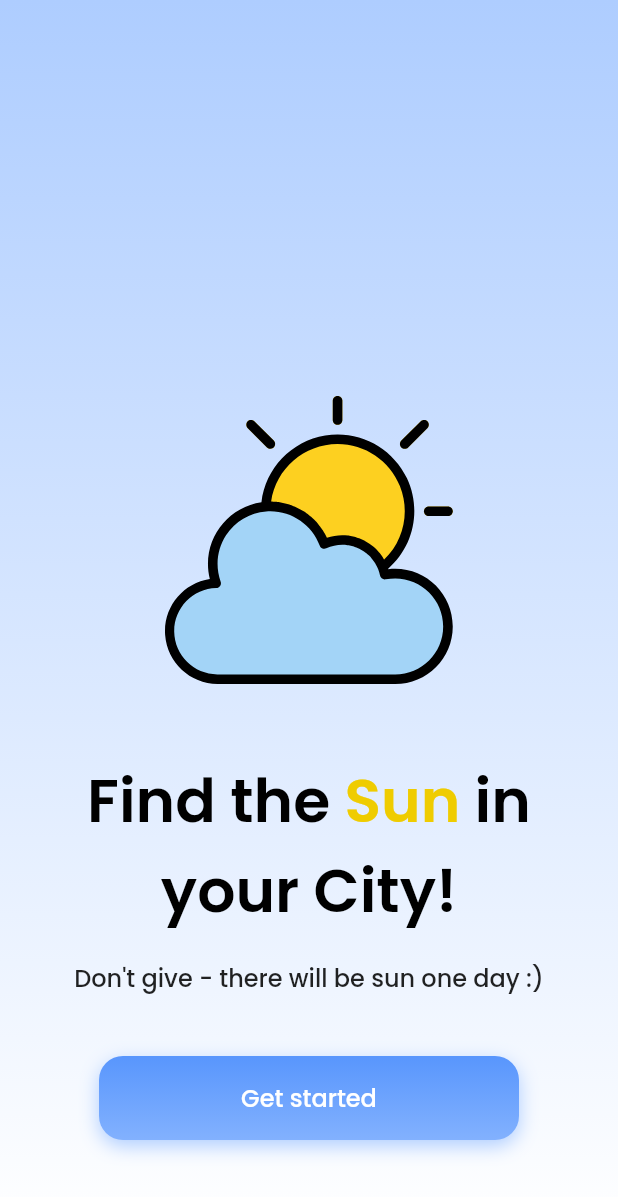
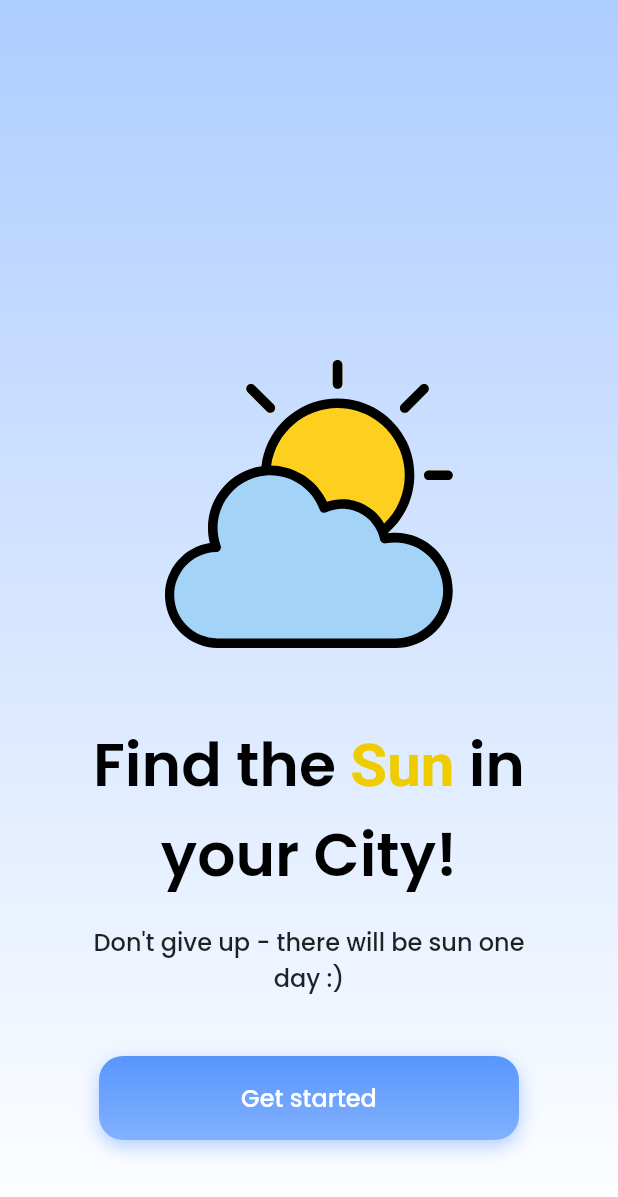
Before and after one commit to SergeyPinkevich/outside, a Flutter app: the screen it shows after launch, on a phone screen of 412 x 824 dp. Shown: the top 1197 px of the screen. Run offline on Flutter 3.47's test engine with Material 2 defaults, Android fonts, the phone set to English and light mode, and no system bars; our stand-ins replace flutter_svg.

Commit message:
add typography styles

```diff
--- a/lib/presentation/main.dart
+++ b/lib/presentation/main.dart
@@ -14,6 +14,32 @@ class MyApp extends StatelessWidget {
       theme: ThemeData(
         primarySwatch: Colors.blue,
         visualDensity: VisualDensity.adaptivePlatformDensity,
+        fontFamily: 'Poppins',
+        textTheme: TextTheme(
+          headline1: TextStyle(
+            fontSize: 40,
+            fontWeight: FontWeight.w600,
+            color: Colors.black,
+          ),
+          headline2: TextStyle(
+            fontSize: 24,
+            fontWeight: FontWeight.w700,
+          ),
+          headline3: TextStyle(
+            fontSize: 16,
+            fontWeight: FontWeight.w600,
+          ),
+          bodyText1: TextStyle(
+            fontSize: 16,
+            fontWeight: FontWeight.w500,
+            color: Colors.black87,
+          ),
+          button: TextStyle(
+            fontSize: 16,
+            fontWeight: FontWeight.w500,
+            color: Colors.white,
+          ),
+        ),
       ),
       home: StartPage(),
     );
--- a/lib/presentation/start.dart
+++ b/lib/presentation/start.dart
@@ -35,19 +35,13 @@ class StartPage extends StatelessWidget {
                 textAlign: TextAlign.center,
                 text: TextSpan(
                     text: "Find the ",
-                    style: TextStyle(
-                      color: Colors.black,
-                      fontWeight: FontWeight.w600,
-                      fontFamily: 'Poppins',
-                      fontSize: 40,
-                    ),
+                    style: Theme.of(context).textTheme.headline1,
                     children: [
                       TextSpan(
                         text: "Sun",
                         style: TextStyle(
                           color: Color.fromRGBO(239, 204, 0, 1),
                           fontWeight: FontWeight.w600,
-                          fontFamily: 'Poppins',
                           fontSize: 40,
                         ),
                       ),
@@ -61,14 +55,9 @@ class StartPage extends StatelessWidget {
             child: Padding(
               padding: EdgeInsets.fromLTRB(40, 16, 40, 40),
               child: Text(
-                "Don't give - there will be sun one day :)",
+                "Don't give up - there will be sun one day :)",
                 textAlign: TextAlign.center,
-                style: TextStyle(
-                  color: Colors.black87,
-                  fontWeight: FontWeight.w500,
-                  fontFamily: 'Poppins',
-                  fontSize: 16,
-                ),
+                style: Theme.of(context).textTheme.bodyText1,
               ),
             ),
           ),
@@ -107,12 +96,7 @@ class StartPage extends StatelessWidget {
                   child: Text(
                     "Get started",
                     textAlign: TextAlign.center,
-                    style: TextStyle(
-                      color: Colors.white,
-                      fontWeight: FontWeight.w500,
-                      fontFamily: 'Poppins',
-                      fontSize: 16,
-                    ),
+                    style: Theme.of(context).textTheme.button,
                   ),
                 ),
               ),
```
